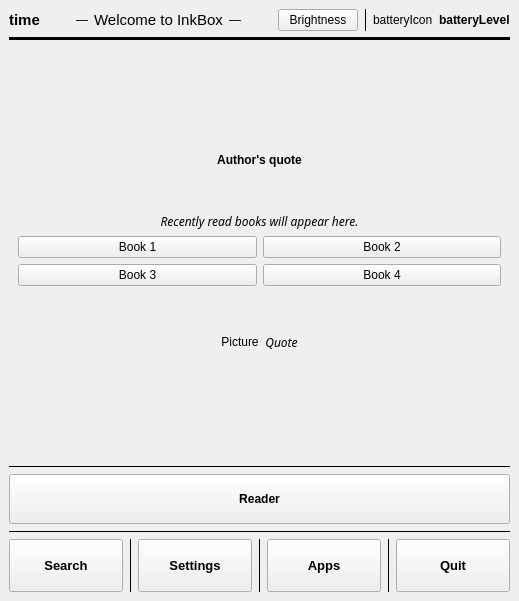
The window that mainwindow.ui (Quill-OS/quill) describes before a commit, drawn with Qt 5.
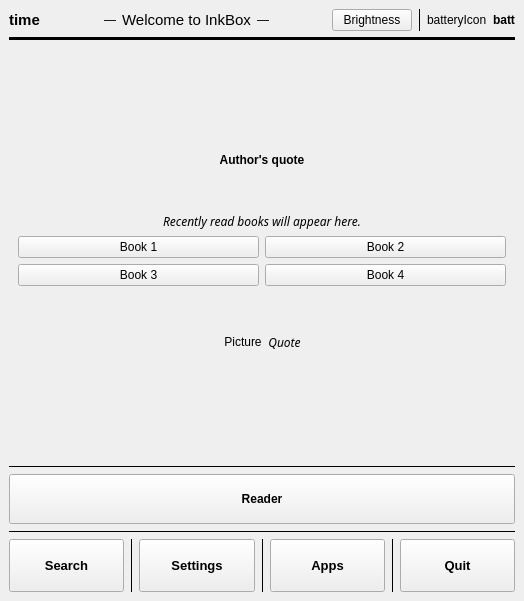
The same window after the commit.

Commit message: Show battery state in MainWindow; fixed USBMS icon scaling for all devices

```diff
--- a/mainwindow.ui
+++ b/mainwindow.ui
@@ -6,7 +6,7 @@
    <rect>
     <x>0</x>
     <y>0</y>
-    <width>519</width>
+    <width>524</width>
     <height>601</height>
    </rect>
   </property>
@@ -48,7 +48,7 @@
          </font>
         </property>
         <property name="text">
-         <string>batteryLevel</string>
+         <string>batt</string>
         </property>
        </widget>
       </item>
```
The commit also changes 5 other files.
